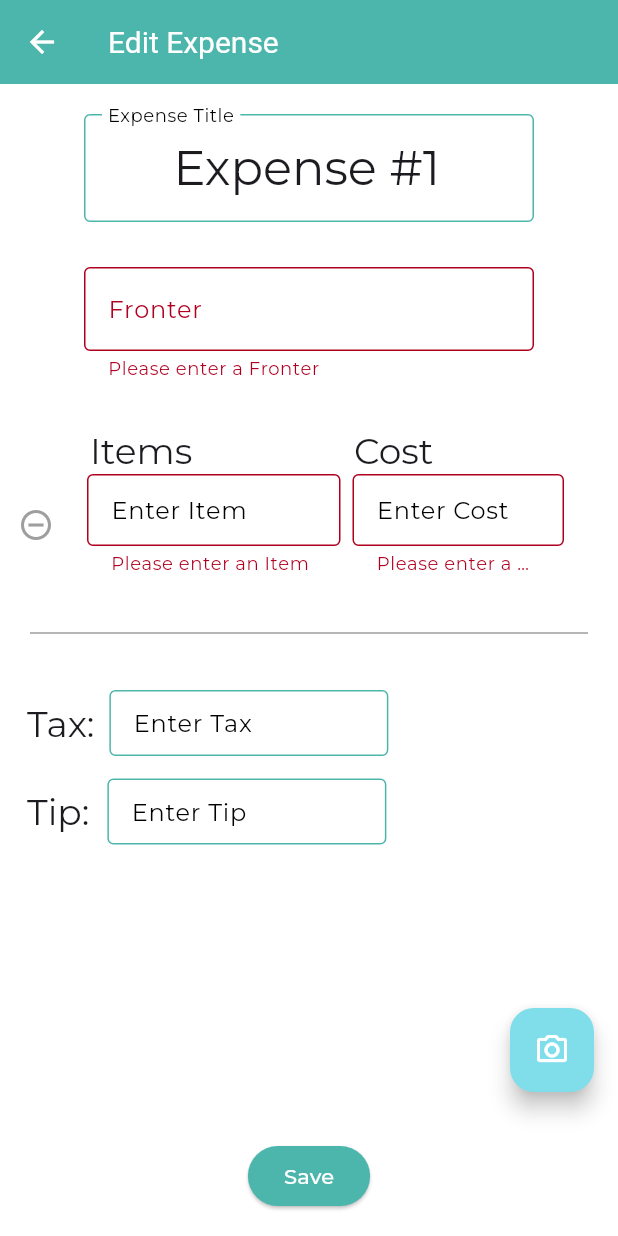
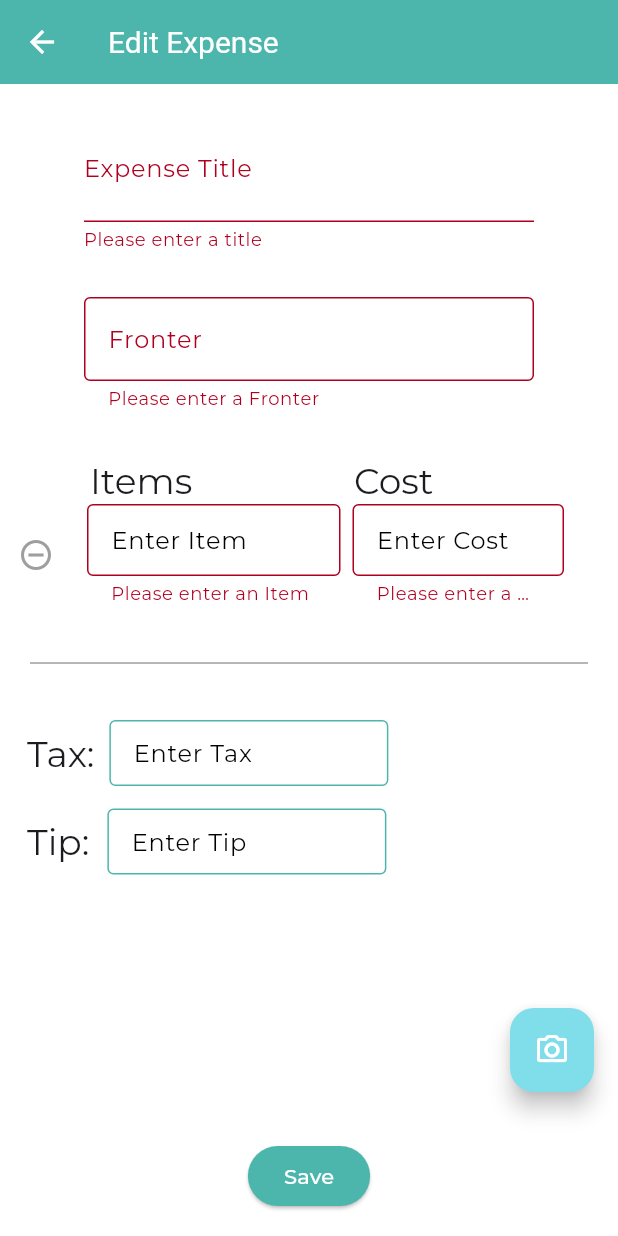
Before and after one commit to bradhu25/QuirkyQuarters, a Flutter app: the EditExpenseRoute screen opened directly, after a tap on "Save", on a phone screen of 412 x 824 dp. Run offline on Flutter 3.47's test engine with Material 3 defaults, Android fonts, the light colour scheme and no system bars; our stand-ins replace camera, cloud_firestore, firebase_core, google_fonts, image_picker, permission_handler and 1 more; accounts and stored records are empty; statements that could not run were skipped.

Commit message:
Emptied default expense title so user needs to fill it out

```diff
--- a/lib/screens/edit_expense.dart
+++ b/lib/screens/edit_expense.dart
@@ -19,7 +19,7 @@
   String receiptId = generateCode();
   final formKey = GlobalKey<FormState>();
 
-  final TextEditingController expenseTitleController = TextEditingController(text: "Expense #1");
+  final TextEditingController expenseTitleController = TextEditingController();
   final TextEditingController fronterController = TextEditingController(); // for the person who pays the whole bill
   List<TextEditingController> itemControllers = [TextEditingController()];
   List<TextEditingController> costControllers = [TextEditingController()];
@@ -230,6 +230,12 @@
                         labelText: 'Expense Title',
                         hintText: 'Expense Title',
                       ),
+                      validator: (value) {
+                        if (value == null || value.isEmpty) {
+                          return 'Please enter a title';
+                        }
+                        return null;
+                      },
                     ),
                   ),
                   SizedBox(height: 30),
@@ -242,10 +248,10 @@
                         border: OutlineInputBorder(),
                       ),
                       validator: (value) {
-                      if (value == null || value.isEmpty) {
-                        return 'Please enter a Fronter';
-                      }
-                      return null;
+                        if (value == null || value.isEmpty) {
+                          return 'Please enter a Fronter';
+                        }
+                        return null;
                       },
                     ),
                   ),
```
